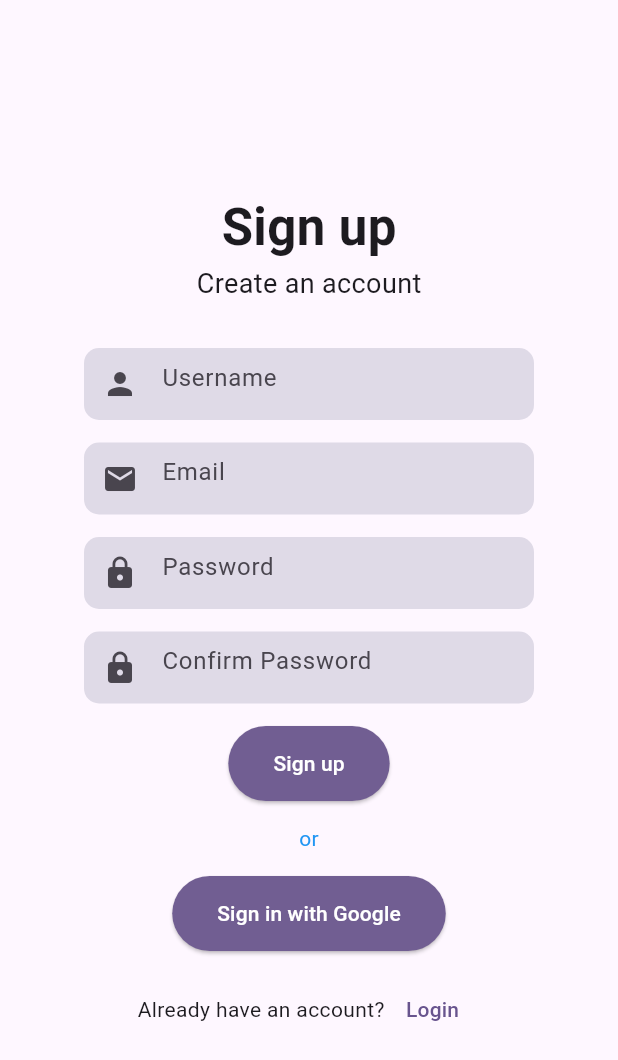
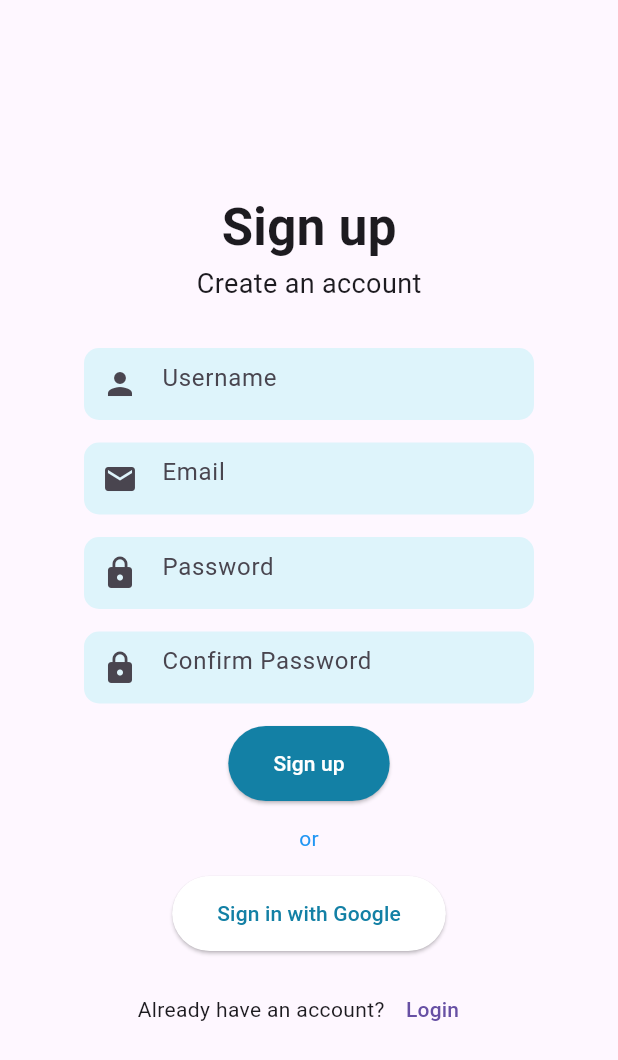
Before and after one commit to Hebabo/Login_Signup, a Flutter app: the LogIn screen opened directly, after a tap on "LOGIN", after a tap on "Sign Up", on a phone screen of 412 x 824 dp. Shown: the top 1060 px of the screen. Run offline on Flutter 3.47's test engine with Material 3 defaults, Android fonts, the phone set to English and light mode, and no system bars; our stand-ins replace fluttertoast; network calls fail.

```diff
--- a/lib/login.dart
+++ b/lib/views/login_screen.dart
@@ -1,5 +1,8 @@
 import 'package:flutter/material.dart';
-import 'signin.dart';
+import '../widgets/app_text_form_field.dart';
+import 'package:fluttertoast/fluttertoast.dart';
+import 'signin_screen.dart';
+import '../widgets/app_colors.dart';
 
 class LogIn extends StatefulWidget {
   const LogIn({super.key});
@@ -59,76 +62,59 @@ class _SignUpState extends State<LogIn> {
                 child: Column(
                   spacing: 15,
                   children: [
-                    Container(
-                      decoration: BoxDecoration(
-                        color: const Color.fromARGB(255, 223, 218, 231),
-                        borderRadius: BorderRadius.circular(10),
-                      ),
-                      child: TextFormField(
-                        controller: _nameController,
-                        decoration: InputDecoration(
-                          contentPadding: EdgeInsets.all(8),
-                          hintText: 'Username',
-                          border: InputBorder.none,
-                          prefixIcon: Icon(Icons.person),
-                        ),
-                      ),
+                    AppTextField(
+                      controller: _nameController,
+                      prefixIcon: Icon(Icons.person),
+                      textContent: 'Username',
                     ),
                     if (_nameError != null)
                       Padding(
                         padding: const EdgeInsets.only(left: 8.0, top: 4.0),
                         child: Text(
                           _nameError!,
-                          style: TextStyle(color: Colors.red, fontSize: 12),
+                          style: TextStyle(
+                            color: AppColors.secondaryColor,
+                            fontSize: 12,
+                          ),
                         ),
                       ),
-                    Container(
-                      decoration: BoxDecoration(
-                        color: const Color.fromARGB(255, 223, 218, 231),
-                        borderRadius: BorderRadius.circular(10),
-                      ),
-                      child: TextFormField(
-                        controller: _passwordController,
-                        obscureText: true,
-                        decoration: InputDecoration(
-                          contentPadding: EdgeInsets.all(8),
-                          hintText: 'Password',
-                          prefixIcon: Icon(Icons.lock),
-                          border: InputBorder.none,
-                        ),
-                      ),
+                    AppTextField(
+                      controller: _passwordController,
+                      prefixIcon: Icon(Icons.lock),
+                      textContent: 'Password',
+                      obscureText: true,
                     ),
                     if (_passwordError != null)
                       Padding(
                         padding: const EdgeInsets.only(left: 8.0, top: 4.0),
                         child: Text(
                           _passwordError!,
-                          style: TextStyle(color: Colors.red, fontSize: 12),
+                          style: TextStyle(
+                            color: AppColors.secondaryColor,
+                            fontSize: 12,
+                          ),
                         ),
                       ),
-                    SizedBox(height: 8),
                     ElevatedButton(
                       onPressed: _validateAndLogin,
-                      child: Text('LOGIN'),
                       style: ElevatedButton.styleFrom(
                         foregroundColor: Colors.white,
-                        backgroundColor: const Color.fromARGB(
-                          255,
-                          113,
-                          94,
-                          146,
-                        ),
+                        backgroundColor: AppColors.mainColor,
                         padding: EdgeInsets.symmetric(
                           horizontal: 100,
                           vertical: 15,
                         ),
                       ),
+                      child: Text('LOGIN'),
                     ),
                   ],
                 ),
               ),
             ),
-            Text('Forgot Password?', style: TextStyle(color: Colors.blue)),
+            Text(
+              'Forgot Password?',
+              style: TextStyle(color: AppColors.mainColor),
+            ),
             Row(
               mainAxisAlignment: MainAxisAlignment.center,
               children: [
--- a/lib/signin.dart
+++ b/lib/views/signin_screen.dart
@@ -1,4 +1,7 @@
 import 'package:flutter/material.dart';
+import 'package:hello_world/widgets/app_colors.dart';
+
+import '../widgets/app_text_form_field.dart';
 
 class SignIn extends StatefulWidget {
   const SignIn({super.key});
@@ -42,9 +45,7 @@ class _SignInState extends State<SignIn> {
         _emailError == null &&
         _passwordError == null &&
         _confirmPasswordError == null) {
-      ScaffoldMessenger.of(
-        context,
-      ).showSnackBar(SnackBar(content: Text('Signing up...')));
+      Navigator.pop(context);
     }
   }
 
@@ -82,119 +83,86 @@ class _SignInState extends State<SignIn> {
                   spacing: 15,
                   children: [
                     // Username
-                    Container(
-                      decoration: BoxDecoration(
-                        color: const Color.fromARGB(255, 223, 218, 231),
-                        borderRadius: BorderRadius.circular(10),
-                      ),
-                      child: TextFormField(
+                    AppTextField(
                       controller: _nameController,
-                        decoration: InputDecoration(
-                          contentPadding: EdgeInsets.all(8),
-                          hintText: 'Username',
-                          border: InputBorder.none,
                       prefixIcon: Icon(Icons.person),
-                        ),
-                      ),
+                      textContent: 'Username',
                     ),
                     if (_nameError != null)
                       Padding(
                         padding: const EdgeInsets.only(left: 8.0, top: 4.0),
                         child: Text(
                           _nameError!,
-                          style: TextStyle(color: Colors.red, fontSize: 12),
+                          style: TextStyle(
+                            color: AppColors.secondaryColor,
+                            fontSize: 12,
+                          ),
                         ),
                       ),
                     // Email
-                    Container(
-                      decoration: BoxDecoration(
-                        color: const Color.fromARGB(255, 223, 218, 231),
-                        borderRadius: BorderRadius.circular(10),
-                      ),
-                      child: TextFormField(
+                    AppTextField(
                       controller: _emailController,
-                        decoration: InputDecoration(
-                          contentPadding: EdgeInsets.all(8),
-                          hintText: 'Email',
-                          border: InputBorder.none,
-                          prefixIcon: Icon(Icons.mail),
-                        ),
-                      ),
+                      prefixIcon: Icon(Icons.email),
+                      textContent: 'Email',
                     ),
                     if (_emailError != null)
                       Padding(
                         padding: const EdgeInsets.only(left: 8.0, top: 4.0),
                         child: Text(
                           _emailError!,
-                          style: TextStyle(color: Colors.red, fontSize: 12),
+                          style: TextStyle(
+                            color: AppColors.secondaryColor,
+                            fontSize: 12,
+                          ),
                         ),
                       ),
                     // Password
-                    Container(
-                      decoration: BoxDecoration(
-                        color: const Color.fromARGB(255, 223, 218, 231),
-                        borderRadius: BorderRadius.circular(10),
-                      ),
-                      child: TextFormField(
+                    AppTextField(
                       controller: _passwordController,
+                      prefixIcon: Icon(Icons.lock),
+                      textContent: 'Password',
                       obscureText: true,
-                        decoration: InputDecoration(
-                          contentPadding: EdgeInsets.all(8),
-                          hintText: 'Password',
-                          prefixIcon: Icon(Icons.lock),
-                          border: InputBorder.none,
-                        ),
-                      ),
                     ),
                     if (_passwordError != null)
                       Padding(
                         padding: const EdgeInsets.only(left: 8.0, top: 4.0),
                         child: Text(
                           _passwordError!,
-                          style: TextStyle(color: Colors.red, fontSize: 12),
+                          style: TextStyle(
+                            color: AppColors.secondaryColor,
+                            fontSize: 12,
+                          ),
                         ),
                       ),
                     // Confirm Password
-                    Container(
-                      decoration: BoxDecoration(
-                        color: const Color.fromARGB(255, 223, 218, 231),
-                        borderRadius: BorderRadius.circular(10),
-                      ),
-                      child: TextFormField(
+                    AppTextField(
                       controller: _confirmPasswordController,
+                      prefixIcon: Icon(Icons.lock),
+                      textContent: 'Confirm Password',
                       obscureText: true,
-                        decoration: InputDecoration(
-                          contentPadding: EdgeInsets.all(8),
-                          hintText: 'Confirm Password',
-                          prefixIcon: Icon(Icons.lock),
-                          border: InputBorder.none,
-                        ),
-                      ),
                     ),
                     if (_confirmPasswordError != null)
                       Padding(
                         padding: const EdgeInsets.only(left: 8.0, top: 4.0),
                         child: Text(
                           _confirmPasswordError!,
-                          style: TextStyle(color: Colors.red, fontSize: 12),
+                          style: TextStyle(
+                            color: AppColors.secondaryColor,
+                            fontSize: 12,
+                          ),
                         ),
                       ),
                     ElevatedButton(
                       onPressed: _validateAndSignUp,
-                      child: Text('Sign up'),
                       style: ElevatedButton.styleFrom(
                         foregroundColor: Colors.white,
-                        backgroundColor: const Color.fromARGB(
-                          255,
-                          113,
-                          94,
-                          146,
-                        ),
+                        backgroundColor: AppColors.mainColor,
                         padding: EdgeInsets.symmetric(
                           horizontal: 30,
                           vertical: 15,
                         ),
                       ),
+                      child: Text('Sign up'),
                     ),
                     Text('or', style: TextStyle(color: Colors.blue)),
                     ElevatedButton(
@@ -205,13 +173,8 @@ class _SignInState extends State<SignIn> {
                       },
                       child: Text('Sign in with Google'),
                       style: ElevatedButton.styleFrom(
-                        foregroundColor: Colors.white,
-                        backgroundColor: const Color.fromARGB(
-                          255,
-                          113,
-                          94,
-                          146,
-                        ),
+                        foregroundColor: AppColors.mainColor,
+                        backgroundColor: AppColors.white,
                         padding: EdgeInsets.symmetric(
                           horizontal: 30,
                           vertical: 15,
--- /dev/null
+++ b/lib/widgets/App_colors.dart
@@ -0,0 +1,11 @@
+import 'package:flutter/material.dart';
+
+class AppColors {
+  static Color mainColor = Color(0xff1380A5);
+  static Color lightmainColor = Color.fromARGB(255, 222, 244, 251);
+  static Color secondaryColor = Color(0xffD63A3D);
+  static Color white = Colors.white;
+  static Color black= Colors.black;
+
+  // Color mainColor = Color();
+}
--- /dev/null
+++ b/lib/widgets/app_text_form_field.dart
@@ -0,0 +1,42 @@
+// app_text_form_field.dart
+import 'package:flutter/material.dart';
+
+import 'app_colors.dart';
+
+class AppTextField extends StatelessWidget {
+  final String? textContent;
+  final Icon? prefixIcon;
+  final Icon? suffixIcon;
+  final bool obscureText;
+  final TextEditingController controller;
+
+  const AppTextField({
+    super.key,
+    required this.controller,
+    this.textContent,
+    this.prefixIcon,
+    this.suffixIcon,
+    this.obscureText = false,
+  });
+
+  @override
+  Widget build(BuildContext context) {
+    return Container(
+      decoration: BoxDecoration(
+        color: AppColors.lightmainColor,
+        borderRadius: BorderRadius.circular(10),
+      ),
+      child: TextFormField(
+        controller: controller,
+        obscureText: obscureText,
+        decoration: InputDecoration(
+          contentPadding: const EdgeInsets.all(8),
+          hintText: textContent,
+          border: InputBorder.none,
+          prefixIcon: prefixIcon,
+          suffixIcon: suffixIcon,
+        ),
+      ),
+    );
+  }
+}
--- a/pubspec.yaml
+++ b/pubspec.yaml
@@ -34,6 +34,8 @@ dependencies:
   # The following adds the Cupertino Icons font to your application.
   # Use with the CupertinoIcons class for iOS style icons.
   cupertino_icons: ^1.0.8
+  http: ^1.4.0
+  fluttertoast: ^8.2.2
 
 dev_dependencies:
   flutter_test:
```
Also changed, not shown: lib/main.dart (+4 -6 lines), lib/views/home_page_screen.dart (added, +83 -0 lines), lib/views/main_navigation.dart (added, +52 -0 lines), assets/images/home.PNG (added), assets/images/home_load.PNG (added), assets/images/login.PNG, assets/images/login_valid.PNG, assets/images/signup.PNG, assets/images/signup_valid.PNG, pubspec.lock, 1 other file. Lines whose indentation alone changed are shown as unchanged.
